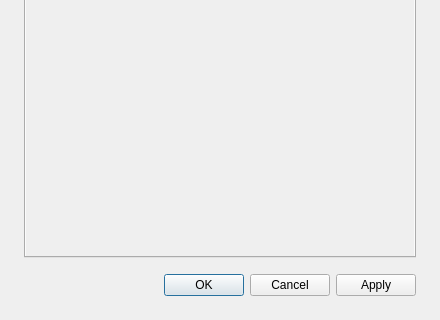
wtalioy/JustConnect, file presentation/dialogs/settingwindow/settingwindow.ui: the form before one commit; both pictures show x 0 to 440 and y 280 to 600 of the 440 by 600 pixel window.
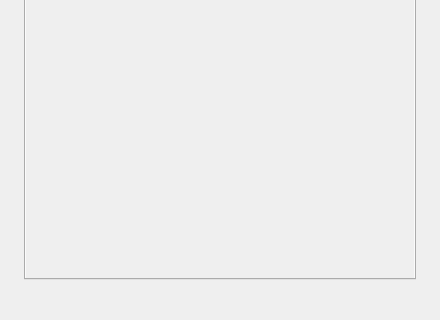
The form after the commit.

Patch:
```diff
--- a/presentation/dialogs/settingwindow/settingwindow.ui
+++ b/presentation/dialogs/settingwindow/settingwindow.ui
@@ -23,6 +23,9 @@
         <item>
          <widget class="QWidget" name="preferencesContainer" />
         </item>
+        <property name="sizeConstraint">
+         <enum>QLayout::SetMinAndMaxSize</enum>
+        </property>
        </layout>
       </widget>
      </widget>
@@ -335,7 +338,7 @@
    <item>
     <widget class="QDialogButtonBox" name="buttonBox">
      <property name="standardButtons">
-      <set>QDialogButtonBox::Cancel|QDialogButtonBox::Apply|QDialogButtonBox::Ok</set>
+      <set>QDialogButtonBox::NoButton</set>
      </property>
     </widget>
    </item>
```
Left out of the diff: 3 changed lines with no effect on the pictures.
